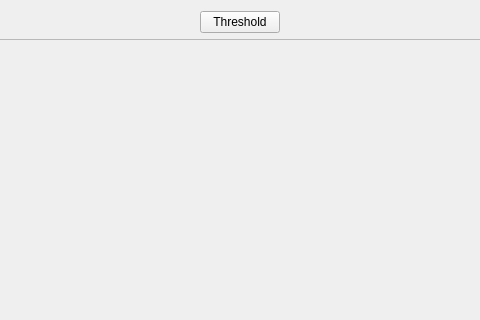
mantidproject/mantid, file Code/Mantid/Vates/VatesSimpleGui/ViewWidgets/inc/MantidVatesSimpleGuiViewWidgets/SplatterPlotView.ui: the form before one commit; both pictures show x 222 to 702 and y 0 to 320 of the 924 by 684 pixel window.
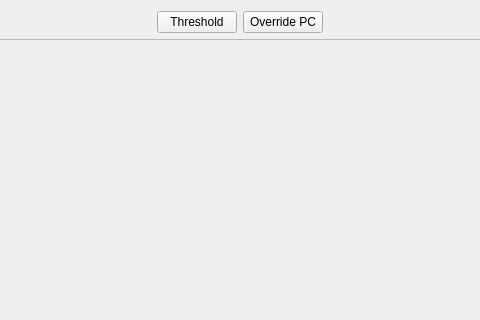
The form after the commit.

Commit message: Refs #6352. Method to switch peak coordinates in SplatterPlot view.

What changed in the file:
```diff
--- a/Code/Mantid/Vates/VatesSimpleGui/ViewWidgets/inc/MantidVatesSimpleGuiViewWidgets/SplatterPlotView.ui
+++ b/Code/Mantid/Vates/VatesSimpleGui/ViewWidgets/inc/MantidVatesSimpleGuiViewWidgets/SplatterPlotView.ui
@@ -36,6 +36,19 @@
        </property>
       </widget>
      </item>
+     <item>
+      <widget class="QPushButton" name="overridePeakCoordsButton">
+       <property name="toolTip">
+        <string>Override the peak coordinates instead of matching them to the MD workspace</string>
+       </property>
+       <property name="text">
+        <string>Override PC</string>
+       </property>
+       <property name="checkable">
+        <bool>true</bool>
+       </property>
+      </widget>
+     </item>
      <item>
       <spacer name="horizontalSpacer_2">
        <property name="orientation">
```
The commit also changes 2 other files.
